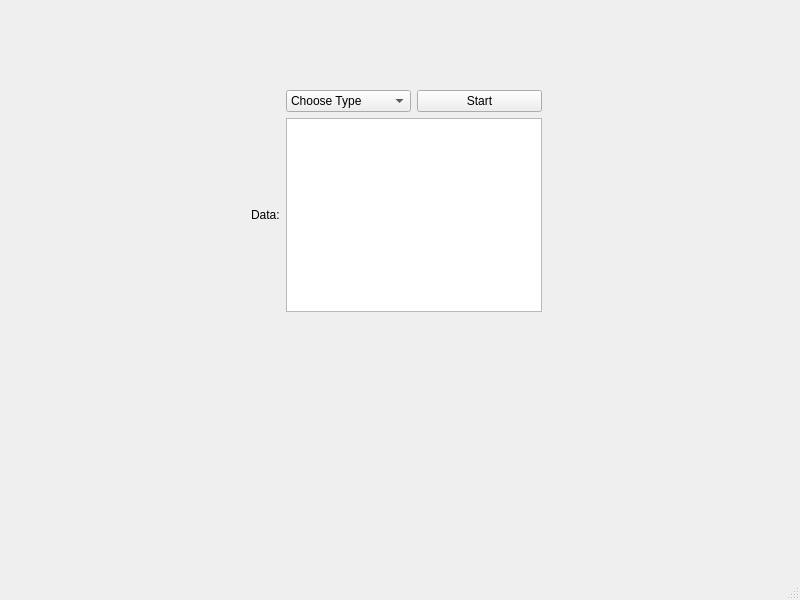
Above: UDPsendrecv/mainwindow.ui from aydinguler/udp-audio-stream before the change. Below: the same form after it.
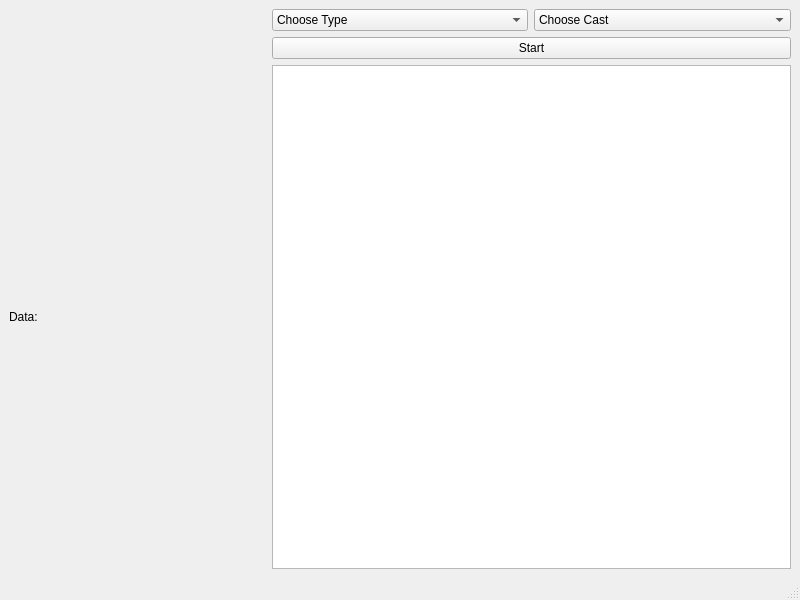
That is the form after the change.

Commit message: Add "Choose Cast" comboBox

The edit to the form file:
```diff
--- a/UDPsendrecv/mainwindow.ui
+++ b/UDPsendrecv/mainwindow.ui
@@ -14,15 +14,8 @@
    <string>MainWindow</string>
   </property>
   <widget class="QWidget" name="centralwidget">
-   <widget class="QWidget" name="layoutWidget">
-    <property name="geometry">
-     <rect>
-      <x>251</x>
-      <y>90</y>
-      <width>291</width>
-      <height>222</height>
-     </rect>
-    </property>
+   <layout class="QGridLayout" name="gridLayout_2">
+    <item row="0" column="0">
     <layout class="QGridLayout" name="gridLayout">
      <item row="0" column="1">
       <widget class="QComboBox" name="comboBox">
@@ -44,6 +37,25 @@
       </widget>
      </item>
      <item row="0" column="2">
+       <widget class="QComboBox" name="comboBox_2">
+        <item>
+         <property name="text">
+          <string>Choose Cast</string>
+         </property>
+        </item>
+        <item>
+         <property name="text">
+          <string>Unicast</string>
+         </property>
+        </item>
+        <item>
+         <property name="text">
+          <string>Multicast</string>
+         </property>
+        </item>
+       </widget>
+      </item>
+      <item row="1" column="1" colspan="2">
       <widget class="QPushButton" name="pushButton">
        <property name="text">
         <string>Start</string>
@@ -62,18 +74,19 @@
        </property>
       </widget>
      </item>
-     <item row="1" column="0">
+      <item row="2" column="0">
       <widget class="QLabel" name="label">
        <property name="text">
         <string>Data:</string>
        </property>
       </widget>
      </item>
-     <item row="1" column="1" colspan="2">
+      <item row="2" column="1" colspan="2">
       <widget class="QTextBrowser" name="textBrowser"/>
      </item>
     </layout>
-   </widget>
+    </item>
+   </layout>
   </widget>
   <widget class="QMenuBar" name="menubar">
    <property name="geometry">
```
Left out of the diff: 2 changed lines with no effect on the pictures. Lines whose indentation alone changed are shown as unchanged.
